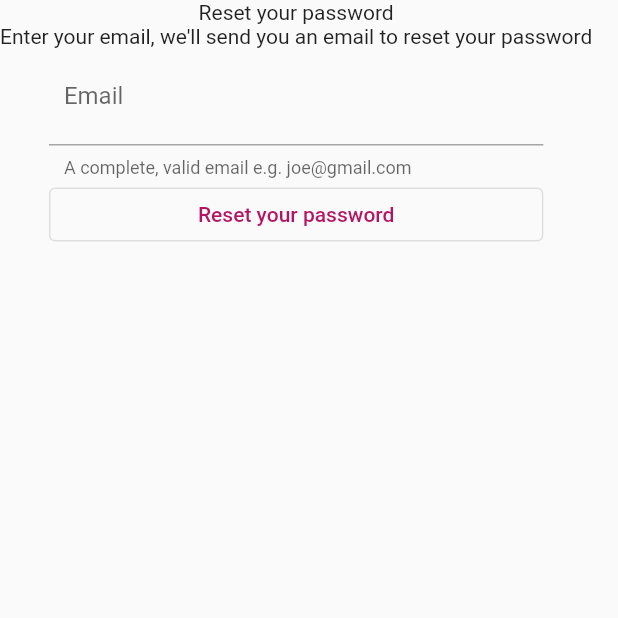
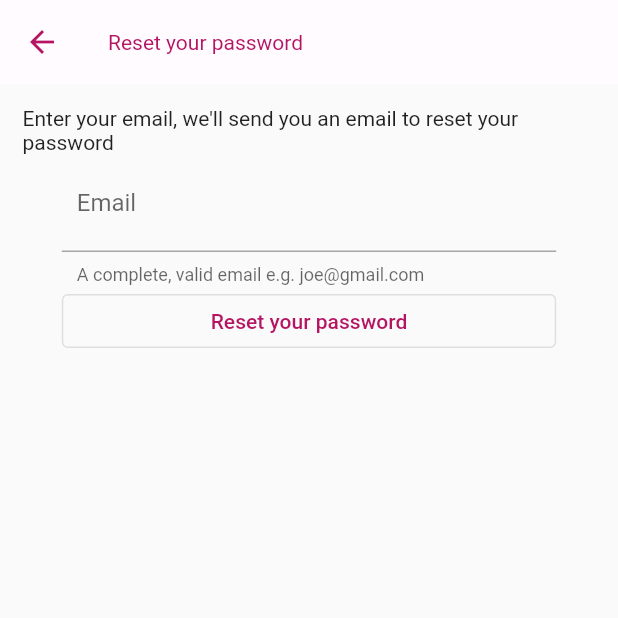
Before and after one commit to MartinJUHEL/bpm, a Flutter app: the ResetPasswordScreen screen opened directly, on a phone screen of 412 x 824 dp, the top half of it. Run offline on Flutter 3.47's test engine with Material 2 defaults, Android fonts, the phone set to English and light mode, and no system bars; our stand-ins replace bloc, cloud_firestore, connectivity_plus, copy_with_extension, easy_localization, equatable and 8 more; missing offline and left inert: dart:ffi; accounts and stored records are empty.

Commit message:
update ui

```diff
--- a/lib/app/constants.dart
+++ b/lib/app/constants.dart
@@ -1,5 +1,5 @@
 class Constants{
   Constants._();
-  static const double basicPadding =20;
+  static const double basicPadding =10;
   static const double avatarRadius =45;
 }
--- a/lib/reset_password/presentation/bloc/reset_password_bloc.dart
+++ b/lib/reset_password/presentation/bloc/reset_password_bloc.dart
@@ -34,7 +34,7 @@ class ResetPasswordBloc extends Bloc<ResetPasswordEvent, ResetPasswordState> {
 
   Future<void> _sendedEmailResetPassword(
       String email, Emitter<ResetPasswordState> emit) async {
-    emit(state.copyWith(status: ResetPasswordStatus.initial));
+    emit(state.copyWith(status: ResetPasswordStatus.loading));
     ResetPasswordState newState =
         await _getResetPasswordStateUseCase.execute(email);
     emit(newState);
--- a/lib/reset_password/presentation/screens/reset_password_screen.dart
+++ b/lib/reset_password/presentation/screens/reset_password_screen.dart
@@ -42,9 +42,17 @@ class ResetPasswordScreen extends StatelessWidget {
         builder: (context, state) {
           return SafeArea(
               child: Scaffold(
-            body: Column(
+                appBar: AppBar(
+                  title: const Text('resetPassword').tr(),
+                  titleTextStyle: TextStyle(color: Theme.of(context).colorScheme.primary),
+                  backgroundColor: Theme.of(context).colorScheme.background,
+                  elevation: 0,
+                  iconTheme: IconThemeData(color: Theme.of(context).colorScheme.primary),
+                ),
+            body: Padding(
+              padding: const EdgeInsets.all(15.0),
+              child: Column(
                 children: [
-                const Text('resetPassword').tr(),
                   const Text('resetPasswordInfo').tr(),
                   SizedBox(
                     width: size.width * 0.8,
@@ -71,6 +79,7 @@ class ResetPasswordScreen extends StatelessWidget {
                               state.email)))
                 ],
               ),
+            ),
           ));
         },
       ),
```
Lines whose indentation alone changed are shown as unchanged.
